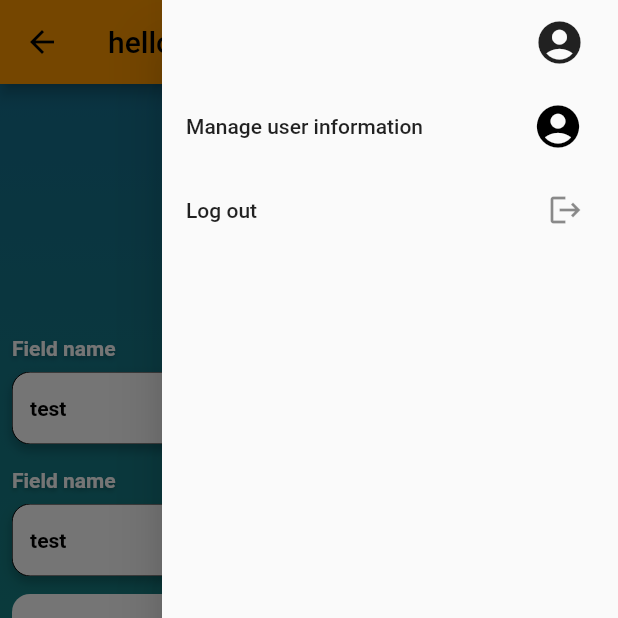
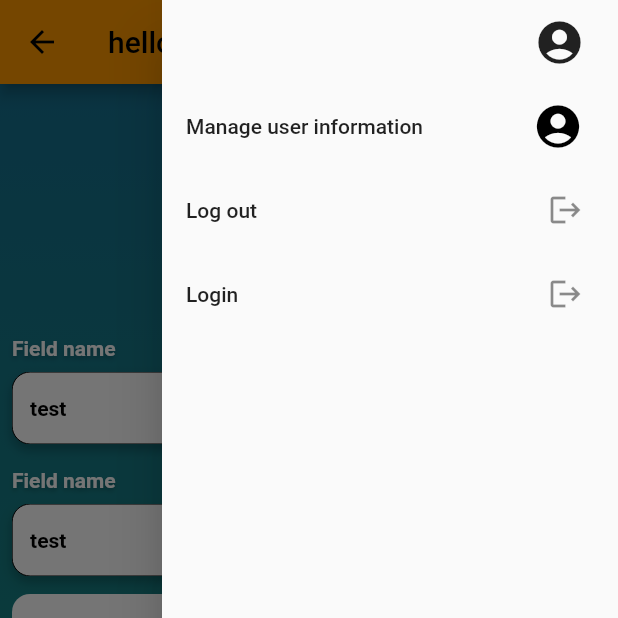
Before and after one commit to Ballwizard/ballwizard, a Flutter app: the MyHomePage screen opened directly, with the side drawer open, on a phone screen of 412 x 824 dp, the top half of it. Run offline on Flutter 3.47's test engine with Material 2 defaults, Android fonts, the phone set to English and light mode, and no system bars; drawn by our look-alikes of drop_shadow; Roboto replaces fonts that are missing (Montserrat).

Commit message:
Added the  screen, modified ,  and  for better drawer integration.

```diff
--- a/lib/drawer.dart
+++ b/lib/drawer.dart
@@ -1,4 +1,5 @@
 import 'package:ballwizard/drawer_element.dart';
+import 'package:ballwizard/screens/login.dart';
 import 'package:ballwizard/screens/start.dart';
 import 'package:ballwizard/types.dart'
     show ColorPalette, DrawerElement, FundamentalVariant;
@@ -31,6 +32,11 @@ Widget DrawerCustom(
           icon: const Icon(Icons.logout),
           component: const Start(),
           context: context),
+      DrawerElement(
+          title: "Login",
+          icon: const Icon(Icons.logout),
+          component: const Login(),
+          context: context),
     ]),
   );
 }
--- a/lib/drawer_element.dart
+++ b/lib/drawer_element.dart
@@ -17,6 +17,11 @@ Widget DrawerElement(
     selected: isSelected,
     onTap: () {
       Navigator.pop(context);
+      Navigator.of(context).push(
+        MaterialPageRoute(
+          builder: (BuildContext context) => component,
+        ),
+      );
     },
   );
 }
--- a/lib/globals.dart
+++ b/lib/globals.dart
@@ -15,8 +15,8 @@ abstract class Fonts {
   static final TextStyle smallLight = Font.light(14);
   static final TextStyle smLight = Font.light(16);
   static final TextStyle mediumLight = Font.light(20);
-  static final TextStyle largeLight = Font.light(26);
-  static final TextStyle headingLight = Font.light(32);
+  static final TextStyle largeLight = Font.light(32);
+  static final TextStyle headingLight = Font.light(48);
 }
 
 class Shadow extends StatelessWidget {
```
Also changed, not shown: lib/screens/login.dart (added, +92 -0 lines).
